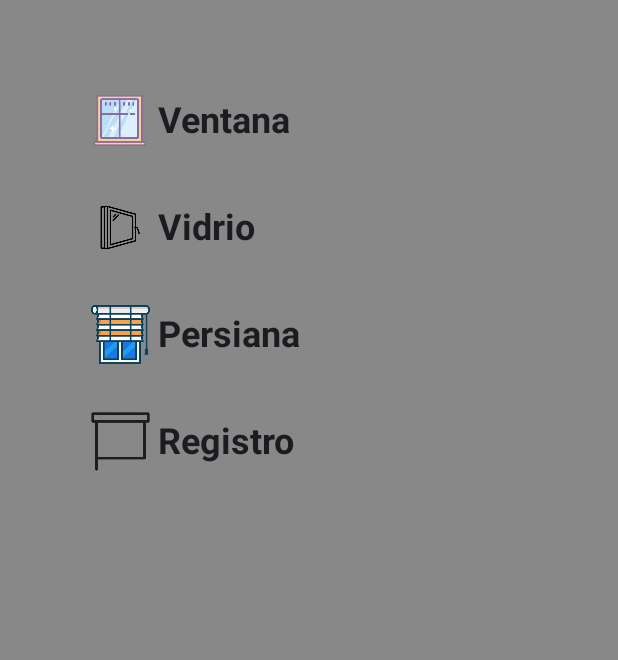
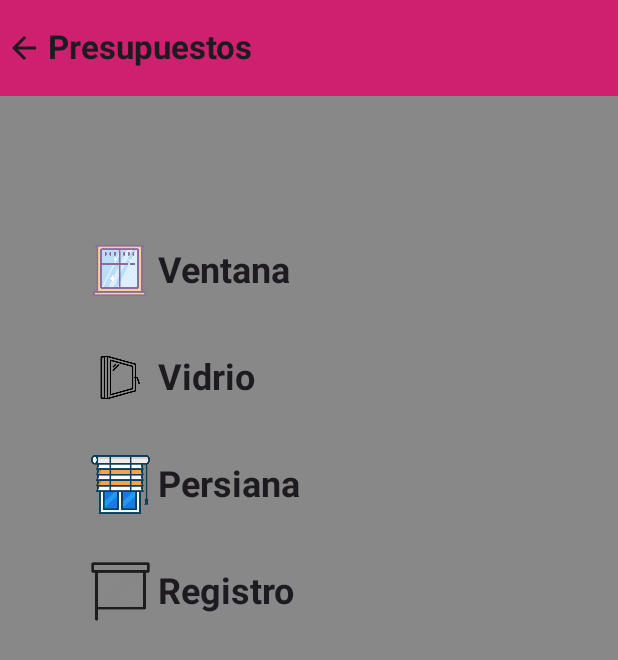
Before and after one commit to BonyGoD/DisApp, an Android app built with Jetpack Compose: the screen it shows after launch (MainActivity), after a tap on "+ Añadir presupuesto", on a phone screen of 412 x 824 dp. Shown: the top 660 px of the screen. Run offline under Robolectric (Android 15) with nearby library versions, the light colour scheme and no system bars.

Commit message:
Añadir SplashScreen

```diff
--- a/app/src/main/AndroidManifest.xml
+++ b/app/src/main/AndroidManifest.xml
@@ -4,14 +4,15 @@
 
     <application
         android:allowBackup="true"
-        android:icon="@mipmap/ic_launcher"
+        android:icon="@drawable/logodisa"
         android:label="@string/app_name"
-        android:roundIcon="@mipmap/ic_launcher_round"
+        android:roundIcon="@drawable/logodisa"
         android:supportsRtl="true"
         android:theme="@style/Theme.PresupuestosDisa">
         <activity
             android:name=".MainActivity"
-            android:exported="true">
+            android:exported="true"
+            android:theme="@style/Theme.PresupuestosDisa">
             <intent-filter>
                 <action android:name="android.intent.action.MAIN" />
                 <category android:name="android.intent.category.LAUNCHER" />
--- a/app/src/main/java/com/example/presupuestosdisa/navegacion/AppNavegacion.kt
+++ b/app/src/main/java/com/example/presupuestosdisa/navegacion/AppNavegacion.kt
@@ -4,13 +4,17 @@ import androidx.compose.runtime.Composable
 import androidx.navigation.compose.NavHost
 import androidx.navigation.compose.composable
 import androidx.navigation.compose.rememberNavController
-import com.example.presupuestosdisa.screens.PantallaPresupuesto
-import com.example.presupuestosdisa.screens.PantallaPrincipal
+import com.example.presupuestosdisa.pantallas.PantallaPresupuesto
+import com.example.presupuestosdisa.pantallas.PantallaPrincipal
+import com.example.presupuestosdisa.pantallas.SplashScreen
 
 @Composable
 fun AppNavegacion() {
     val navController = rememberNavController()
-    NavHost(navController = navController, startDestination = AppPantallas.PantallaPrincipal.ruta) {
+    NavHost(navController = navController, startDestination = AppPantallas.SplashScreen.ruta) {
+        composable(route = AppPantallas.SplashScreen.ruta) {
+            SplashScreen(navController)
+        }
         composable(route = AppPantallas.PantallaPrincipal.ruta) {
             PantallaPrincipal(navController)
         }
--- a/app/src/main/java/com/example/presupuestosdisa/navegacion/AppPantallas.kt
+++ b/app/src/main/java/com/example/presupuestosdisa/navegacion/AppPantallas.kt
@@ -1,6 +1,7 @@
 package com.example.presupuestosdisa.navegacion
 
 sealed class AppPantallas(val ruta: String) {
+    object SplashScreen: AppPantallas("pantalla_splash")
     object PantallaPrincipal: AppPantallas("pantalla_principal")
     object PantallaPresupuesto: AppPantallas("pantalla_presupuesto")
 }
--- a/app/src/main/java/com/example/presupuestosdisa/screens/PantallaPresupuesto.kt
+++ b/app/src/main/java/com/example/presupuestosdisa/pantallas/PantallaPresupuesto.kt
@@ -1,4 +1,4 @@
-package com.example.presupuestosdisa.screens
+package com.example.presupuestosdisa.pantallas
 
 import android.annotation.SuppressLint
 import androidx.compose.foundation.Image
@@ -11,8 +11,14 @@ import androidx.compose.foundation.layout.padding
 import androidx.compose.foundation.layout.size
 import androidx.compose.foundation.lazy.LazyColumn
 import androidx.compose.foundation.lazy.items
+import androidx.compose.material.icons.Icons
+import androidx.compose.material.icons.automirrored.filled.ArrowBack
+import androidx.compose.material3.ExperimentalMaterial3Api
+import androidx.compose.material3.Icon
 import androidx.compose.material3.Scaffold
 import androidx.compose.material3.Text
+import androidx.compose.material3.TopAppBar
+import androidx.compose.material3.TopAppBarDefaults
 import androidx.compose.runtime.Composable
 import androidx.compose.runtime.getValue
 import androidx.compose.runtime.mutableStateOf
@@ -23,10 +29,12 @@ import androidx.compose.ui.Modifier
 import androidx.compose.ui.graphics.Color
 import androidx.compose.ui.res.painterResource
 import androidx.compose.ui.text.font.FontWeight
+import androidx.compose.ui.tooling.preview.Preview
 import androidx.compose.ui.unit.dp
 import androidx.compose.ui.unit.sp
 import androidx.navigation.NavController
 import com.example.presupuestosdisa.R
+import com.example.presupuestosdisa.ui.theme.DisaPink
 
 data class Productos(val nombre: String, val icono: Int)
 
@@ -37,22 +45,46 @@ private val productos: List<Productos> = listOf(
     Productos("Registro", R.drawable.registro)
 )
 
+@OptIn(ExperimentalMaterial3Api::class)
 @SuppressLint("UnusedMaterial3ScaffoldPaddingParameter")
 @Composable
-fun PantallaPresupuesto(navController: NavController){
-    Scaffold {
-        ListaProductos(navController, productos)
+fun PantallaPresupuesto(navController: NavController) {
+    Scaffold(
+        topBar = {
+            TopAppBar(
+                modifier = Modifier
+                    .background(Color.Blue),
+                title = { Text(
+                    text = "Presupuestos",
+                    fontWeight = FontWeight.Bold,
+                ) },
+                navigationIcon = {
+                    Icon(
+                        imageVector = Icons.AutoMirrored.Filled.ArrowBack,
+                        contentDescription = "Arrow Back",
+                        modifier = Modifier.clickable {
+                            navController.popBackStack()
+                        }
+                    )
+                },
+                colors = TopAppBarDefaults.topAppBarColors(
+                    containerColor = DisaPink
+                )
+            )
+        }
+    ) {
+        ListaProductos(productos)
     }
 }
 
 @Composable
-fun ListaProductos(navController: NavController, productos: List<Productos>) {
+fun ListaProductos(productos: List<Productos>) {
 
     LazyColumn(
         modifier = Modifier
             .fillMaxSize()
             .background(Color.Gray)
-            .padding(50.dp)
+            .padding(50.dp, 150.dp, 50.dp, 0.dp),
     ) {
         items(productos) { material ->
             ComponentePrincipal(material.nombre, material.icono)
@@ -87,3 +119,9 @@ fun ComponentePrincipal(nombre: String, icono: Int) {
         )
     }
 }
+
+@Preview(showSystemUi = true)
+@Composable
+fun PreviewPantallaPresupuesto() {
+    ListaProductos(productos)
+}
--- a/app/src/main/java/com/example/presupuestosdisa/screens/PantallaPrincipal.kt
+++ b/app/src/main/java/com/example/presupuestosdisa/pantallas/PantallaPrincipal.kt
@@ -1,4 +1,4 @@
-package com.example.presupuestosdisa.screens
+package com.example.presupuestosdisa.pantallas
 
 import android.annotation.SuppressLint
 import androidx.compose.foundation.Image
@@ -25,7 +25,9 @@ import com.example.presupuestosdisa.R
 @SuppressLint("UnusedMaterial3ScaffoldPaddingParameter")
 @Composable
 fun PantallaPrincipal(navController: NavController){
-    Scaffold {
+    Scaffold(topBar = {
+        Text(text = "Home")
+    }) {
         VistaPrincipal(navController)
     }
 }
--- /dev/null
+++ b/app/src/main/java/com/example/presupuestosdisa/pantallas/SplashScreen.kt
@@ -0,0 +1,55 @@
+package com.example.presupuestosdisa.pantallas
+
+import androidx.compose.foundation.Image
+import androidx.compose.foundation.background
+import androidx.compose.foundation.layout.Arrangement
+import androidx.compose.foundation.layout.Column
+import androidx.compose.foundation.layout.fillMaxSize
+import androidx.compose.foundation.layout.size
+import androidx.compose.runtime.Composable
+import androidx.compose.runtime.LaunchedEffect
+import androidx.compose.ui.Alignment
+import androidx.compose.ui.Modifier
+import androidx.compose.ui.res.painterResource
+import androidx.compose.ui.tooling.preview.Preview
+import androidx.compose.ui.unit.dp
+import androidx.navigation.NavController
+import com.example.presupuestosdisa.R
+import com.example.presupuestosdisa.navegacion.AppPantallas
+import com.example.presupuestosdisa.ui.theme.DisaPink
+import kotlinx.coroutines.delay
+
+@Composable
+fun SplashScreen(navController: NavController){
+
+    LaunchedEffect(key1 = true) {
+        delay(3000)
+        navController.popBackStack()
+        navController.navigate(AppPantallas.PantallaPrincipal.ruta)
+    }
+    Splash()
+}
+
+@Composable
+fun Splash() {
+
+    Column(
+        modifier = Modifier
+            .background(color = DisaPink)
+            .fillMaxSize(),
+        verticalArrangement = Arrangement.Center,
+        horizontalAlignment = Alignment.CenterHorizontally
+    ) {
+        Image(
+            painter = painterResource(id = R.drawable.logodisa),
+            contentDescription = "Logo de Disa",
+            modifier = Modifier.size(200.dp)
+        )
+    }
+}
+
+@Preview(showSystemUi = true)
+@Composable
+fun PreviewSplashScreen(){
+    Splash()
+}
--- a/app/src/main/java/com/example/presupuestosdisa/ui/theme/Color.kt
+++ b/app/src/main/java/com/example/presupuestosdisa/ui/theme/Color.kt
@@ -9,3 +9,4 @@ val Pink80 = Color(0xFFEFB8C8)
 val Purple40 = Color(0xFF6650a4)
 val PurpleGrey40 = Color(0xFF625b71)
 val Pink40 = Color(0xFF7D5260)
+val DisaPink = Color(0xFFCF1F6F)
--- a/app/src/main/res/values/themes.xml
+++ b/app/src/main/res/values/themes.xml
@@ -1,8 +1,9 @@
 <?xml version="1.0" encoding="utf-8"?>
-<resources>
+<resources xmlns:tools="http://schemas.android.com/tools">
 
     <style name="Theme.PresupuestosDisa" parent="Theme.AppCompat.Light.NoActionBar">
         <!-- Customize your theme here. -->
+        <item name="android:windowIsTranslucent">true</item>
         <item name="colorPrimary">@color/purple_500</item>
         <item name="colorPrimaryDark">@color/purple_700</item>
         <item name="colorAccent">@color/teal_200</item>
```
